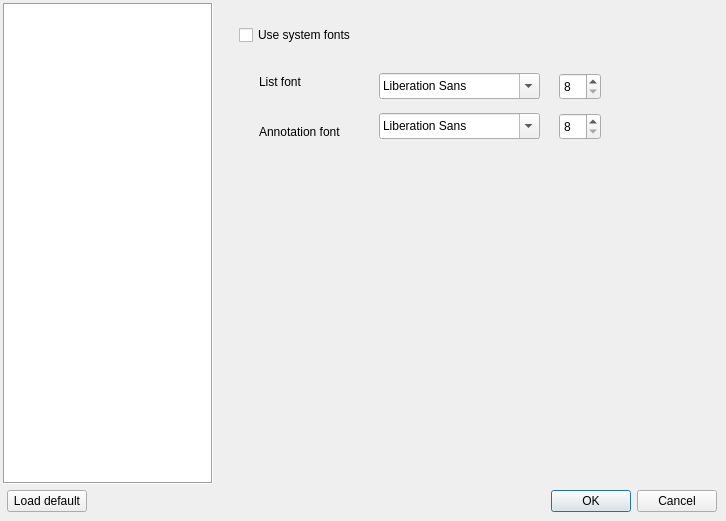
This is src/settingsdlg.ui in petrovvlad/freeLib as Qt 5 draws it before an edit. The edited form follows.
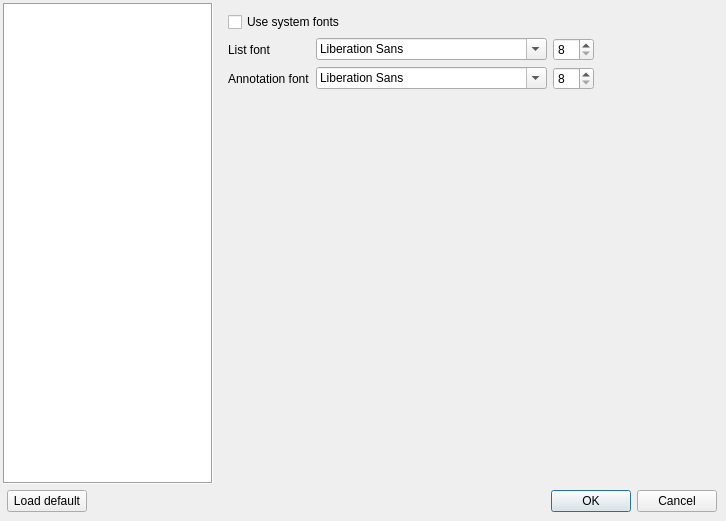
This is the edited form. Icons and pictures are not drawn. Custom widgets are drawn as their Qt base class.

Commit message: choro: save fonts

The edit to the form file:
```diff
--- a/src/settingsdlg.ui
+++ b/src/settingsdlg.ui
@@ -1067,112 +1067,108 @@
         </layout>
        </widget>
        <widget class="QWidget" name="pageFonts">
-        <widget class="QLabel" name="labelListFont">
-         <property name="geometry">
-          <rect>
-           <x>40</x>
-           <y>70</y>
-           <width>58</width>
-           <height>18</height>
-          </rect>
-         </property>
-         <property name="text">
-          <string>List font</string>
-         </property>
-        </widget>
-        <widget class="QFontComboBox" name="listFontComboBox">
-         <property name="geometry">
-          <rect>
-           <x>160</x>
-           <y>70</y>
-           <width>161</width>
-           <height>26</height>
-          </rect>
-         </property>
-         <property name="writingSystem">
-          <enum>QFontDatabase::WritingSystem::Cyrillic</enum>
-         </property>
-         <property name="fontFilters">
-          <set>QFontComboBox::FontFilter::ProportionalFonts|QFontComboBox::FontFilter::ScalableFonts</set>
-         </property>
-        </widget>
-        <widget class="QSpinBox" name="listFontSpinBox">
-         <property name="geometry">
-          <rect>
-           <x>340</x>
-           <y>70</y>
-           <width>42</width>
-           <height>27</height>
-          </rect>
-         </property>
-         <property name="minimum">
-          <number>8</number>
-         </property>
-         <property name="maximum">
-          <number>24</number>
-         </property>
-        </widget>
-        <widget class="QLabel" name="labelAnnotationFont">
-         <property name="geometry">
-          <rect>
-           <x>40</x>
-           <y>120</y>
-           <width>101</width>
-           <height>18</height>
-          </rect>
-         </property>
-         <property name="text">
-          <string>Annotation font</string>
-         </property>
-        </widget>
-        <widget class="QSpinBox" name="annotationFontSpinBox">
-         <property name="geometry">
-          <rect>
-           <x>340</x>
-           <y>110</y>
-           <width>42</width>
-           <height>27</height>
-          </rect>
-         </property>
-         <property name="minimum">
-          <number>8</number>
-         </property>
-         <property name="maximum">
-          <number>24</number>
-         </property>
-        </widget>
-        <widget class="QFontComboBox" name="annotationFontComboBox">
-         <property name="geometry">
-          <rect>
-           <x>160</x>
-           <y>110</y>
-           <width>161</width>
-           <height>26</height>
-          </rect>
-         </property>
-         <property name="writingSystem">
-          <enum>QFontDatabase::WritingSystem::Cyrillic</enum>
-         </property>
-         <property name="fontFilters">
-          <set>QFontComboBox::FontFilter::ProportionalFonts|QFontComboBox::FontFilter::ScalableFonts</set>
-         </property>
-        </widget>
-        <widget class="QCheckBox" name="useSystemFonts">
-         <property name="geometry">
-          <rect>
-           <x>20</x>
-           <y>20</y>
-           <width>161</width>
-           <height>24</height>
-          </rect>
-         </property>
-         <property name="text">
-          <string>Use system fonts</string>
-         </property>
-         <property name="checked">
-          <bool>false</bool>
-         </property>
-        </widget>
+        <layout class="QVBoxLayout" name="verticalLayout_2">
+         <item>
+          <widget class="QCheckBox" name="useSystemFonts">
+           <property name="text">
+            <string>Use system fonts</string>
+           </property>
+           <property name="checked">
+            <bool>false</bool>
+           </property>
+          </widget>
+         </item>
+         <item>
+          <layout class="QGridLayout" name="gridLayout">
+           <item row="1" column="1">
+            <widget class="QFontComboBox" name="annotationFontComboBox">
+             <property name="sizeAdjustPolicy">
+              <enum>QComboBox::SizeAdjustPolicy::AdjustToContents</enum>
+             </property>
+             <property name="writingSystem">
+              <enum>QFontDatabase::WritingSystem::Cyrillic</enum>
+             </property>
+             <property name="fontFilters">
+              <set>QFontComboBox::FontFilter::ScalableFonts</set>
+             </property>
+            </widget>
+           </item>
+           <item row="1" column="2">
+            <widget class="QSpinBox" name="annotationFontSpinBox">
+             <property name="minimum">
+              <number>8</number>
+             </property>
+             <property name="maximum">
+              <number>24</number>
+             </property>
+            </widget>
+           </item>
+           <item row="0" column="2">
+            <widget class="QSpinBox" name="listFontSpinBox">
+             <property name="minimum">
+              <number>8</number>
+             </property>
+             <property name="maximum">
+              <number>24</number>
+             </property>
+            </widget>
+           </item>
+           <item row="1" column="0">
+            <widget class="QLabel" name="labelAnnotationFont">
+             <property name="text">
+              <string>Annotation font</string>
+             </property>
+            </widget>
+           </item>
+           <item row="0" column="1">
+            <widget class="QFontComboBox" name="listFontComboBox">
+             <property name="sizeAdjustPolicy">
+              <enum>QComboBox::SizeAdjustPolicy::AdjustToContents</enum>
+             </property>
+             <property name="writingSystem">
+              <enum>QFontDatabase::WritingSystem::Cyrillic</enum>
+             </property>
+             <property name="fontFilters">
+              <set>QFontComboBox::FontFilter::ScalableFonts</set>
+             </property>
+            </widget>
+           </item>
+           <item row="0" column="0">
+            <widget class="QLabel" name="labelListFont">
+             <property name="text">
+              <string>List font</string>
+             </property>
+            </widget>
+           </item>
+           <item row="0" column="3">
+            <spacer name="horizontalSpacer_6">
+             <property name="orientation">
+              <enum>Qt::Orientation::Horizontal</enum>
+             </property>
+             <property name="sizeHint" stdset="0">
+              <size>
+               <width>40</width>
+               <height>20</height>
+              </size>
+             </property>
+            </spacer>
+           </item>
+          </layout>
+         </item>
+         <item>
+          <spacer name="verticalSpacer_3">
+           <property name="orientation">
+            <enum>Qt::Orientation::Vertical</enum>
+           </property>
+           <property name="sizeHint" stdset="0">
+            <size>
+             <width>20</width>
+             <height>40</height>
+            </size>
+           </property>
+          </spacer>
+         </item>
+        </layout>
        </widget>
       </widget>
      </item>
```
The commit also changes 3 other files.
